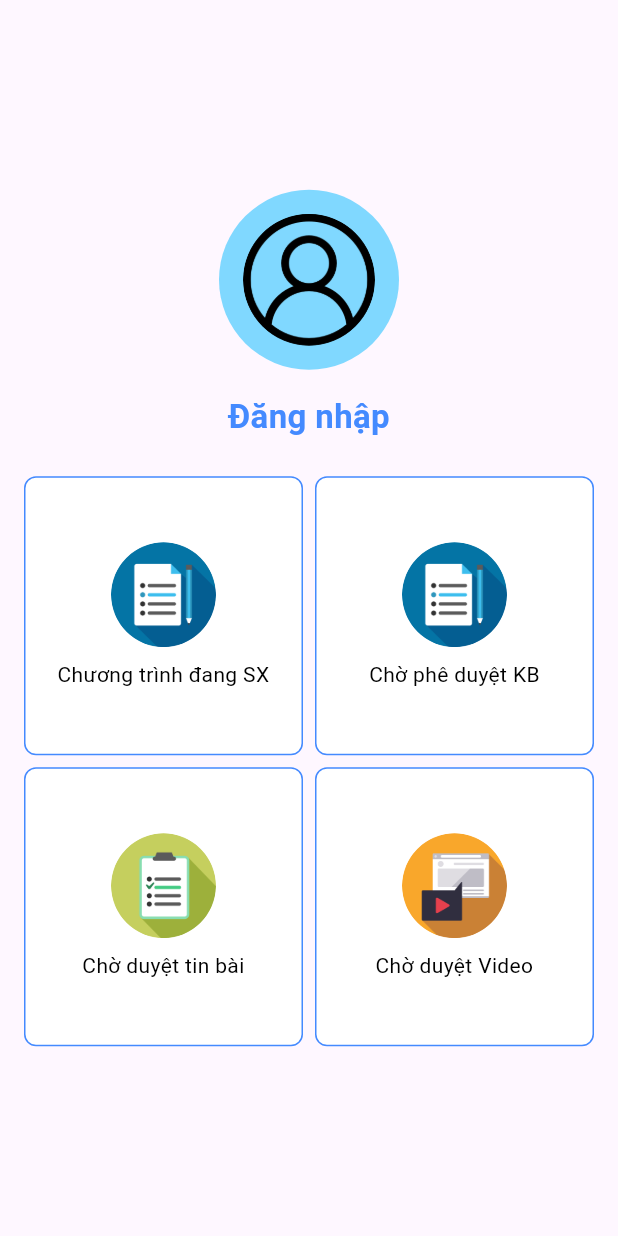
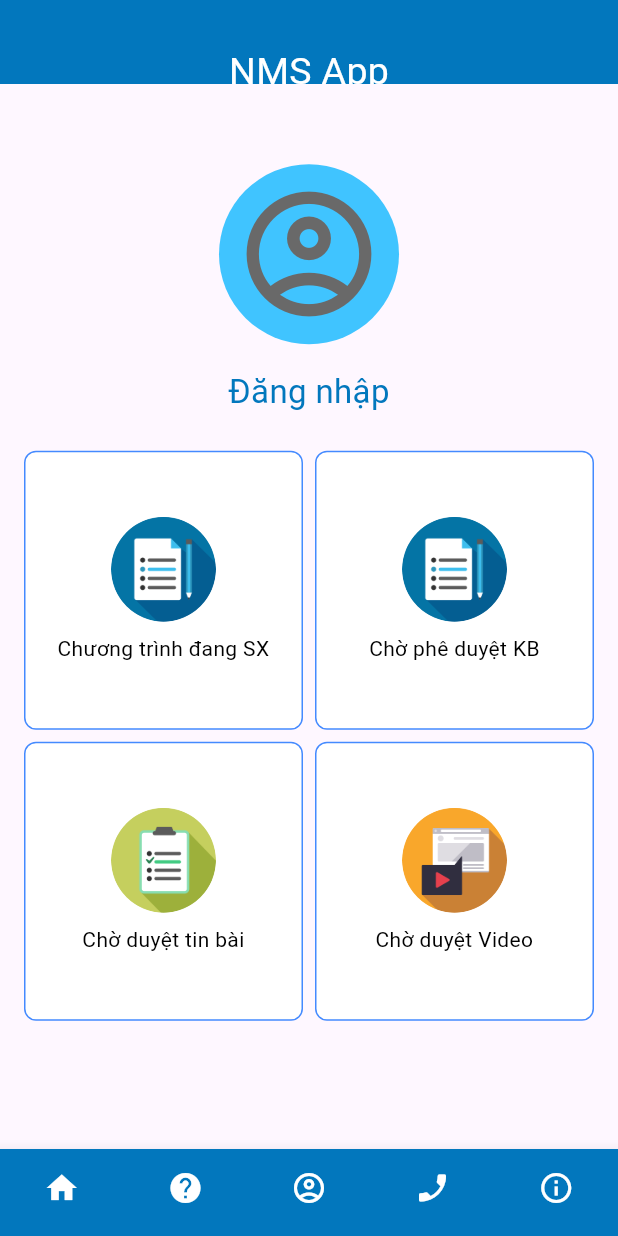
Before and after one commit to sieuga2712/NmsAppFlutter, a Flutter app: the screen it shows after launch, on a phone screen of 412 x 824 dp. Run offline on Flutter 3.47's test engine with Material 3 defaults, Android fonts, the phone set to English and light mode, and no system bars; our stand-ins replace cookie_jar, diacritic, dio, flutter_html, flutter_spinkit, flutter_svg and 8 more; missing offline and left inert: flutter_web_auth_2, openid_client; project files that could hold a hidden picture were left out.

Commit message:
sửa welcome screen

```diff
--- a/lib/modules/controllers/welcomescreen/welcome_screen_controller.dart
+++ b/lib/modules/controllers/welcomescreen/welcome_screen_controller.dart
@@ -3,7 +3,7 @@ import 'package:nms_app/router.dart';
 
 class WelcomeScreenController extends GetxController {
   void navigateToLogin() {
-    Get.offAllNamed(Paths.LOGIN);
+    Get.toNamed(Paths.LOGIN);
   }
 
   @override
--- a/lib/modules/views/trangchu/trangchu_view.dart
+++ b/lib/modules/views/trangchu/trangchu_view.dart
@@ -24,7 +24,7 @@ class TrangchuView extends GetView<TrangchuController> {
       body: RefreshIndicator(
         onRefresh: _onRefresh,
         color: AppColor.blueAccentColor,
-        backgroundColor: Colors.white,
+        backgroundColor: Colors.blueAccent,
         strokeWidth: 3,
         child: SingleChildScrollView(
           physics: const AlwaysScrollableScrollPhysics(),
--- a/lib/modules/views/welcomescreen/welcome_screen_view.dart
+++ b/lib/modules/views/welcomescreen/welcome_screen_view.dart
@@ -1,86 +1,355 @@
 import 'package:flutter/material.dart';
 import 'package:get/get.dart';
 import 'package:nms_app/modules/controllers/welcomescreen/welcome_screen_controller.dart';
+import 'package:nms_app/router.dart';
 
 class WelcomeScreenView extends GetView<WelcomeScreenController> {
-  const WelcomeScreenView({super.key});
+  final valueItemBL = <ItemNhacViec>[].obs;
+
+  // ignore: use_super_parameters
+  WelcomeScreenView({Key? key}) : super(key: key);
+
+  String getDeviceType() {
+    final data = MediaQueryData.fromWindow(WidgetsBinding.instance.window);
+    return data.size.shortestSide < 600 ? 'phone' : 'tablet';
+  }
+
+  void onItemTapped(int index) {
+    switch (index) {
+      case 0:
+        break;
+      case 1:
+        _showHelpDialog(Get.context!);
+        break;
+      case 2:
+        Get.toNamed(Paths.LOGIN);
+        break;
+      case 3:
+        _showContactInfoDialog(Get.context!);
+        break;
+      case 4:
+        _showCompanyInfoDialog(Get.context!);
+        break;
+    }
+  }
 
   @override
   Widget build(BuildContext context) {
+    double tile = 1.0;
+    final data = MediaQueryData.fromWindow(WidgetsBinding.instance.window);
+
+    if (getDeviceType() == 'tablet' && data.size.width > data.size.height) {
+      tile = 3.0;
+    }
+
+    valueItemBL.value = ([
+      ItemNhacViec.fromJson({
+        "key": "chuongTrinh",
+        "tenNhacViec": "Chương trình đang SX",
+        "indexNhacViec": 1,
+        "imagePath": "images/2.png"
+      }),
+      ItemNhacViec.fromJson({
+        "key": "pheDuyetKB",
+        "tenNhacViec": "Chờ phê duyệt KB",
+        "indexNhacViec": 2,
+        "imagePath": "images/2.png"
+      }),
+      ItemNhacViec.fromJson({
+        "key": "tinBai",
+        "tenNhacViec": "Chờ duyệt tin bài",
+        "indexNhacViec": 3,
+        "imagePath": "images/3.png"
+      }),
+      ItemNhacViec.fromJson({
+        "key": "video",
+        "tenNhacViec": "Chờ duyệt Video",
+        "indexNhacViec": 4,
+        "imagePath": "images/4.png"
+      }),
+    ]);
+
     return Scaffold(
+      appBar: AppBar(
+        title: null,
+        backgroundColor: Color(0xFF0277BD),
+        flexibleSpace: Center(
+          child: Padding(
+            padding: EdgeInsets.only(top: 30.0),
+            child: Text(
+              'NMS App',
+              style: TextStyle(
+                fontSize: 25,
+                color: Colors.white,
+              ),
+            ),
+          ),
+        ),
+      ),
       body: Center(
         child: Column(
           mainAxisAlignment: MainAxisAlignment.center,
-          children: <Widget>[
+          children: [
             InkWell(
-              // Loại bỏ hành động chuyển hướng khi bấm avatar
               onTap: () => controller.navigateToLogin(),
               child: CircleAvatar(
                 radius: 60,
-                backgroundColor: Colors.lightBlueAccent.shade100,
-                child: Padding(
-                  padding: const EdgeInsets.all(16.0),
-                  child: ClipOval(
-                    child: Image.asset("images/user.png", fit: BoxFit.contain),
-                  ),
+                backgroundColor: Colors.lightBlueAccent,
+                child: const Icon(
+                  Icons.account_circle_outlined,
+                  size: 100,
+                  color: Color.fromARGB(255, 105, 105, 105),
                 ),
               ),
             ),
+
             const SizedBox(height: 16),
-            const Text('Đăng nhập',
-                style: TextStyle(
-                    fontSize: 22,
-                    color: Colors.blueAccent,
-                    fontWeight: FontWeight.bold)),
+
+            // Login Text
+            const Text(
+              'Đăng nhập',
+              style: TextStyle(fontSize: 22, color: Color(0xFF0277BD)),
+            ),
+
             const SizedBox(height: 24),
+
+            // Grid Menu
             Padding(
               padding: const EdgeInsets.symmetric(horizontal: 16.0),
-              child: GridView.count(
-                shrinkWrap: true,
-                crossAxisCount: 2,
-                childAspectRatio: 1.0,
-                crossAxisSpacing: 8,
-                mainAxisSpacing: 8,
-                physics: const NeverScrollableScrollPhysics(),
-                padding: EdgeInsets.zero,
-                children: <Widget>[
-                  _buildLoginButton(
-                    context,
-                    'Chương trình đang SX',
-                    "images/2.png",
-                    () => _showLoginDialog(context),
-                  ),
-                  _buildLoginButton(
-                    context,
-                    'Chờ phê duyệt KB',
-                    "images/2.png",
-                    () => _showLoginDialog(context),
-                  ),
-                  _buildLoginButton(
-                    context,
-                    'Chờ duyệt tin bài',
-                    "images/3.png",
-                    () => _showLoginDialog(context),
-                  ),
-                  _buildLoginButton(
-                    context,
-                    'Chờ duyệt Video',
-                    "images/4.png",
-                    () => _showLoginDialog(context),
-                  ),
-                ],
-              ),
+              child: OrientationBuilder(builder: (context, orientation) {
+                return SizedBox(
+                  height: MediaQuery.of(context).size.height * 0.5,
+                  child: Obx(() {
+                    return GridView.count(
+                      shrinkWrap: true,
+                      crossAxisCount:
+                          orientation == Orientation.portrait ? 2 : 4,
+                      childAspectRatio: tile,
+                      crossAxisSpacing: 8,
+                      mainAxisSpacing: 8,
+                      physics: const NeverScrollableScrollPhysics(),
+                      children: valueItemBL
+                          .map((element) => ItemMenu(
+                                title: element.tenNhacViec,
+                                imagePath: element.imagePath,
+                                clickOn: () => _showLoginDialog(context),
+                              ))
+                          .toList(),
+                    );
+                  }),
+                );
+              }),
             ),
           ],
         ),
       ),
+      bottomNavigationBar: BottomNavigationBar(
+        showSelectedLabels: false,
+        showUnselectedLabels: false,
+        onTap: onItemTapped,
+        items: const <BottomNavigationBarItem>[
+          BottomNavigationBarItem(
+            icon: Icon(Icons.home),
+            label: 'Home',
+          ),
+          BottomNavigationBarItem(
+            icon: Icon(Icons.help),
+            label: 'Help',
+          ),
+          BottomNavigationBarItem(
+            icon: Icon(Icons.account_circle_outlined),
+            label: 'Account',
+          ),
+          BottomNavigationBarItem(
+            icon: Icon(Icons.phone_enabled),
+            label: 'Contact',
+          ),
+          BottomNavigationBarItem(
+            icon: Icon(Icons.info_outline),
+            label: 'Info',
+          ),
+        ],
+        type: BottomNavigationBarType.fixed,
+        backgroundColor: Color(0xFF0277BD),
+        selectedItemColor: Colors.white,
+        unselectedItemColor: Colors.white,
+      ),
     );
   }
 
-  Widget _buildLoginButton(BuildContext context, String text, String imagePath,
-      VoidCallback onPressed) {
+  void _showHelpDialog(BuildContext context) {
+    Get.dialog(
+      AlertDialog(
+        title: const Text('Hướng dẫn sử dụng',
+            style: TextStyle(fontWeight: FontWeight.bold)),
+        content: SingleChildScrollView(
+          child: ListBody(
+            children: const <Widget>[
+              Text('1. Nhấn vào biểu tượng tài khoản ở trên để đăng nhập.'),
+              SizedBox(height: 8),
+              Text('2. Sử dụng các mục bên dưới để quản lý công việc.'),
+              SizedBox(height: 8),
+              Text('3. Chọn "Liên hệ" để được hỗ trợ'),
+              SizedBox(height: 8),
+              Text('4. Chọn "Thông tin" để xem thông tin ứng dụng')
+            ],
+          ),
+        ),
+        actions: <Widget>[
+          TextButton(
+            child: const Text('Đóng',
+                style: TextStyle(
+                    fontWeight: FontWeight.bold, color: Color(0xFF0277BD))),
+            onPressed: () {
+              Get.back();
+            },
+          ),
+        ],
+      ),
+    );
+  }
+
+  void _showContactInfoDialog(BuildContext context) {
+    Get.dialog(
+      AlertDialog(
+        title: const Text('Thông tin liên hệ',
+            style: TextStyle(fontWeight: FontWeight.bold)),
+        content: SingleChildScrollView(
+          child: ListBody(
+            children: const <Widget>[
+              Text(
+                'Điện thoại: (0210) 3.900.900',
+              ),
+              SizedBox(height: 8),
+              Text('Fax: (0210) 3847678'),
+              SizedBox(height: 8),
+              Text('Email: vinaphone.pto@vnpt.vn ; phutho@vnpt.vn'),
+              SizedBox(height: 8),
+              Text('Zalo page (OA): http://zalo.me/1413532271000575027'),
+            ],
+          ),
+        ),
+        actions: <Widget>[
+          TextButton(
+            child: const Text('Đóng',
+                style: TextStyle(
+                    fontWeight: FontWeight.bold, color: Color(0xFF0277BD))),
+            onPressed: () {
+              Get.back();
+            },
+          ),
+        ],
+      ),
+    );
+  }
+
+  void _showCompanyInfoDialog(BuildContext context) {
+    Get.dialog(
+      AlertDialog(
+        title: const Text(
+          'Thông tin ứng dụng',
+          style: TextStyle(fontWeight: FontWeight.bold),
+        ),
+        content: SingleChildScrollView(
+          child: ListBody(
+            children: const <Widget>[
+              Text('Tên đầy đủ: NMS App',
+                  style: TextStyle(fontWeight: FontWeight.bold)),
+              SizedBox(height: 8),
+              Text('Tên công ty: VNPT Phú Thọ'),
+              SizedBox(height: 8),
+              Text('Tên giao dịch Quốc tế: VNPT PhuTho'),
+              SizedBox(height: 8),
+              Text('Giám đốc: Th.s Đặng Việt Hải'),
+              SizedBox(height: 8),
+              Text(
+                  'Trụ sở chính: 1468 Đường Hùng Vương - Phường Tiên Cát - TP Việt Trì - Tỉnh Phú Thọ'),
+              SizedBox(height: 8),
+              Text('Website: http://phutho.vnpt.vn/'),
+              SizedBox(height: 8),
+              Text('Fanpage Facebook: www.facebook.com/phutho.vnpt.vn'),
+            ],
+          ),
+        ),
+        actions: <Widget>[
+          TextButton(
+            child: const Text(
+              'Đóng',
+              style: TextStyle(
+                  fontWeight: FontWeight.bold, color: Color(0xFF0277BD)),
+            ),
+            onPressed: () {
+              Get.back();
+            },
+          ),
+        ],
+      ),
+    );
+  }
+
+  void _showLoginDialog(BuildContext context) {
+    Get.defaultDialog(
+      title: "Thông báo",
+      titleStyle: const TextStyle(fontSize: 18, fontWeight: FontWeight.bold),
+      middleText: "Bạn cần đăng nhập để sử dụng chức năng này",
+      radius: 10,
+      content: Column(
+        mainAxisSize: MainAxisSize.min,
+        children: [
+          Text(
+            "Bạn cần đăng nhập để sử dụng chức năng này",
+            textAlign: TextAlign.center,
+          ),
+          const SizedBox(height: 20),
+          Row(
+            mainAxisAlignment: MainAxisAlignment.spaceEvenly,
+            children: [
+              OutlinedButton(
+                onPressed: () => Get.back(),
+                style: OutlinedButton.styleFrom(
+                  side: const BorderSide(color: Color(0xFF0277BD)),
+                ),
+                child: const Text(
+                  "Để sau",
+                  style: TextStyle(color: Colors.blue),
+                ),
+              ),
+              ElevatedButton(
+                onPressed: () {
+                  Get.back();
+                  controller.navigateToLogin();
+                },
+                style: ElevatedButton.styleFrom(
+                    backgroundColor: Color(0xFF0277BD)),
+                child: const Text(
+                  "Đăng nhập",
+                  style: TextStyle(color: Colors.white),
+                ),
+              ),
+            ],
+          ),
+        ],
+      ),
+    );
+  }
+}
+
+class ItemMenu extends StatelessWidget {
+  final String title;
+  final String imagePath;
+  final VoidCallback clickOn;
+
+  const ItemMenu({
+    super.key,
+    required this.title,
+    required this.imagePath,
+    required this.clickOn,
+  });
+
+  @override
+  Widget build(BuildContext context) {
     return InkWell(
-      onTap: onPressed,
+      onTap: clickOn,
       child: Container(
         decoration: BoxDecoration(
           color: Colors.white,
@@ -89,7 +358,7 @@ class WelcomeScreenView extends GetView<WelcomeScreenController> {
         ),
         child: Column(
           mainAxisAlignment: MainAxisAlignment.center,
-          children: <Widget>[
+          children: [
             ClipOval(
               child: SizedBox(
                 width: 70,
@@ -102,84 +371,39 @@ class WelcomeScreenView extends GetView<WelcomeScreenController> {
             ),
             const SizedBox(height: 8),
             Text(
-              text,
+              title,
               textAlign: TextAlign.center,
-              style: const TextStyle(color: Colors.black, fontSize: 14),
-            ),
+              style: const TextStyle(
+                color: Colors.black,
+                fontSize: 14,
+              ),
+            )
           ],
         ),
       ),
     );
   }
+}
 
-  void _showLoginDialog(BuildContext context) {
-    showDialog(
-      context: context,
-      builder: (BuildContext context) {
-        return Dialog(
-          shape: RoundedRectangleBorder(
-            borderRadius: BorderRadius.circular(10.0),
-          ),
-          elevation: 0,
-          backgroundColor: Colors.transparent,
-          child: Container(
-            padding: const EdgeInsets.all(16.0),
-            decoration: BoxDecoration(
-              color: Colors.white,
-              borderRadius: BorderRadius.circular(10.0),
-            ),
-            child: Column(
-              mainAxisSize: MainAxisSize.min,
-              children: <Widget>[
-                const Text(
-                  "Thông báo",
-                  style: TextStyle(fontSize: 18, fontWeight: FontWeight.bold),
-                ),
-                const SizedBox(height: 10),
-                const Text(
-                  "Bạn cần đăng nhập để sử dụng chức năng này",
-                  textAlign: TextAlign.center,
-                ),
-                const SizedBox(height: 20),
-                Row(
-                  mainAxisAlignment: MainAxisAlignment.spaceEvenly,
-                  children: <Widget>[
-                    ElevatedButton(
-                      onPressed: () {
-                        Navigator.of(context).pop();
-                      },
-                      style: ElevatedButton.styleFrom(
-                        shape: RoundedRectangleBorder(
-                          borderRadius: BorderRadius.circular(20),
-                          side: const BorderSide(color: Colors.blue),
-                        ),
-                        backgroundColor: Colors.white,
-                      ),
-                      child: const Text("Để sau",
-                          style: TextStyle(color: Colors.blue)),
-                    ),
-                    ElevatedButton(
-                      onPressed: () {
-                        Navigator.of(context).pop();
-                        // Loại bỏ hành động chuyển hướng khi bấm nút đăng nhập trong dialog
-                        Get.find<WelcomeScreenController>().navigateToLogin();
-                      },
-                      style: ElevatedButton.styleFrom(
-                        shape: RoundedRectangleBorder(
-                          borderRadius: BorderRadius.circular(20),
-                        ),
-                        backgroundColor: Colors.blue,
-                      ),
-                      child: const Text("Đăng nhập",
-                          style: TextStyle(color: Colors.white)),
-                    ),
-                  ],
-                ),
-              ],
-            ),
-          ),
-        );
-      },
+class ItemNhacViec {
+  final String key;
+  final String tenNhacViec;
+  final int indexNhacViec;
+  final String imagePath;
+
+  ItemNhacViec({
+    required this.key,
+    required this.tenNhacViec,
+    required this.indexNhacViec,
+    required this.imagePath,
+  });
+
+  factory ItemNhacViec.fromJson(Map<String, dynamic> json) {
+    return ItemNhacViec(
+      key: json['key'],
+      tenNhacViec: json['tenNhacViec'],
+      indexNhacViec: json['indexNhacViec'],
+      imagePath: json['imagePath'],
     );
   }
 }
```
